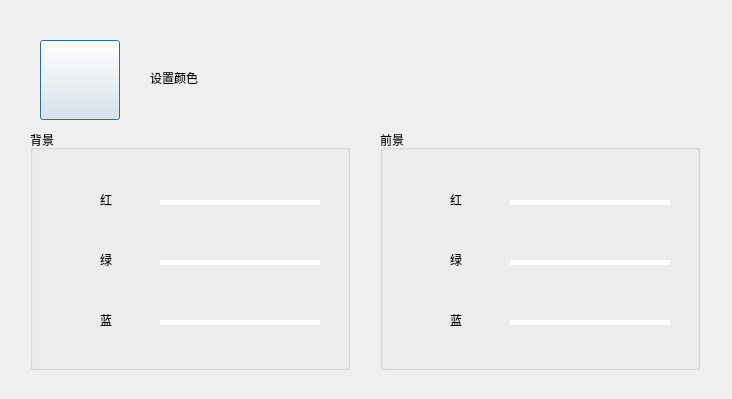
This is src/XMusic/colordlg.ui in 1028417/XMusic as Qt 5 draws it before an edit. The edited form follows.
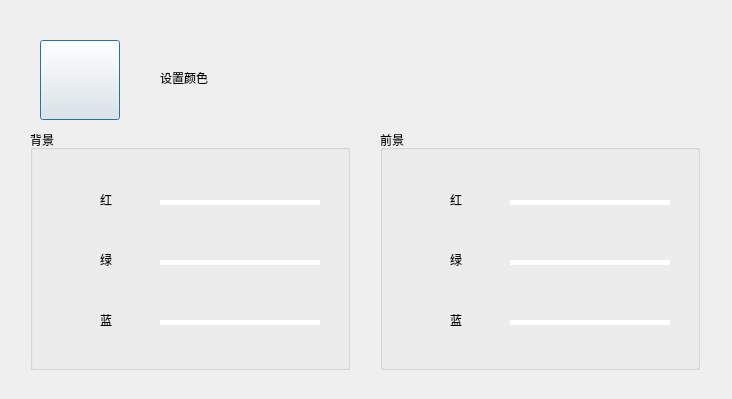
This is the edited form. Icons and pictures are not drawn. Custom widgets are drawn as their Qt base class.

```diff
--- a/src/XMusic/colordlg.ui
+++ b/src/XMusic/colordlg.ui
@@ -44,7 +44,7 @@
   <widget class="CLabel" name="labelTitle">
    <property name="geometry">
     <rect>
-     <x>150</x>
+     <x>160</x>
      <y>48</y>
      <width>300</width>
      <height>60</height>
```
